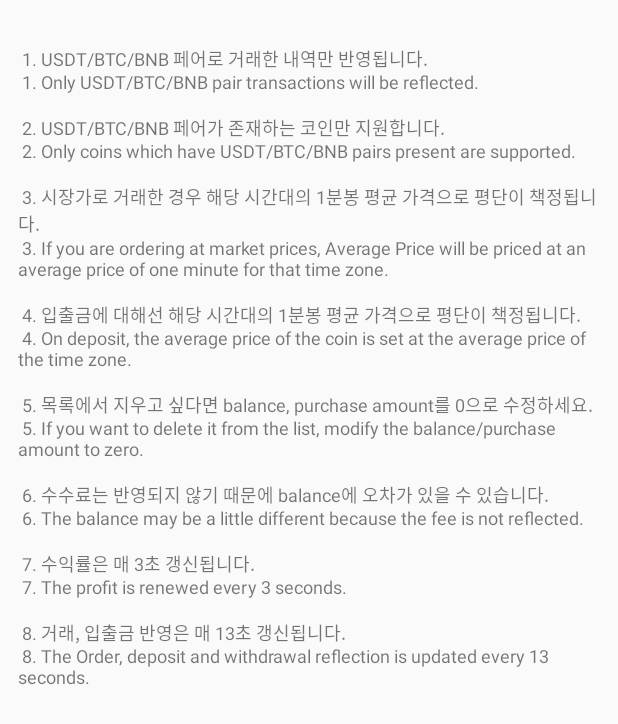
After one commit to yeongjun-kim/Coinreturns, an Android app: the layout dialog_binance_notice.xml on its own in the app's theme, with its tools: preview values and no code run, on a phone screen of 412 x 824 dp. The commit adds this screen. Shown: the top 724 px of the screen. Run offline under Robolectric (Android 15) with nearby library versions, the phone set to English and light mode, and no system bars.

Commit message:
MyProfitRatio V.1.0.0

```diff
--- a/app/build.gradle
+++ b/app/build.gradle
@@ -14,8 +14,8 @@ android {
         applicationId "com.yj.coinreturns"
         minSdkVersion 21
         targetSdkVersion 29
-        versionCode 1
-        versionName "1.0"
+        versionCode 3
+        versionName "3.0"
         testInstrumentationRunner "androidx.test.runner.AndroidJUnitRunner"
     }
     buildTypes {
--- a/app/src/main/AndroidManifest.xml
+++ b/app/src/main/AndroidManifest.xml
@@ -20,6 +20,7 @@
             android:screenOrientation="portrait" />
         <activity
             android:name=".view.LoginActivity"
+            android:windowSoftInputMode="adjustResize|adjustPan"
             android:screenOrientation="portrait">
             <intent-filter>
                 <action android:name="android.intent.action.MAIN" />
--- a/app/src/main/java/com/yj/coinreturns/view/adapter/BindingAdapters.kt
+++ b/app/src/main/java/com/yj/coinreturns/view/adapter/BindingAdapters.kt
@@ -24,7 +24,8 @@ object BindingAdapters {
         if (point >= 8)
             s = bigdecimal.setScale(15 - point, RoundingMode.HALF_UP).toString()
         else
-            s = bigdecimal.setScale(8, RoundingMode.HALF_UP).toString()
+            s = String.format("%.8f", bigdecimal.setScale(8, RoundingMode.HALF_UP))
+
         view.text = dividePorint(s)
     }
 
@@ -41,7 +42,7 @@ object BindingAdapters {
         if (point >= 8)
             s = bigdecimal.setScale(15 - point, RoundingMode.HALF_UP).toString()
         else
-            s = bigdecimal.setScale(8, RoundingMode.HALF_UP).toString()
+            s = String.format("%.8f", bigdecimal.setScale(8, RoundingMode.HALF_UP))
         view.setText(s)
         view.setSelection(s.length)
     }
--- a/app/src/main/res/layout/dialog_binance_edit.xml
+++ b/app/src/main/res/layout/dialog_binance_edit.xml
@@ -74,5 +74,7 @@
             app:layout_constraintTop_toBottomOf="@id/dialog_binance_temp2" />
 
 
+
+
     </androidx.constraintlayout.widget.ConstraintLayout>
 </layout>
--- /dev/null
+++ b/app/src/main/res/layout/dialog_binance_notice.xml
@@ -0,0 +1,40 @@
+<?xml version="1.0" encoding="utf-8"?>
+<androidx.constraintlayout.widget.ConstraintLayout xmlns:android="http://schemas.android.com/apk/res/android"
+    xmlns:app="http://schemas.android.com/apk/res-auto"
+    android:layout_width="match_parent"
+    android:layout_height="wrap_content">
+
+    <TextView
+        android:layout_width="wrap_content"
+        android:layout_height="wrap_content"
+        android:text="\n\n 1. USDT/BTC/BNB 페어로 거래한 내역만 반영됩니다.\n
+1. Only USDT/BTC/BNB pair transactions will be reflected.\n
+\n
+2. USDT/BTC/BNB 페어가 존재하는 코인만 지원합니다.\n
+2. Only coins which have USDT/BTC/BNB pairs present are supported.\n
+\n
+3. 시장가로 거래한 경우 해당 시간대의 1분봉 평균 가격으로 평단이 책정됩니다.\n
+3. If you are ordering at market prices, Average Price will be priced at an average price of one minute for that time zone.\n
+\n
+4. 입출금에 대해선 해당 시간대의 1분봉 평균 가격으로 평단이 책정됩니다.\n
+4. On deposit, the average price of the coin is set at the average price of the time zone.\n
+\n
+5. 목록에서 지우고 싶다면 balance, purchase amount를 0으로 수정하세요.\n
+5. If you want to delete it from the list, modify the balance/purchase amount to zero.\n
+\n
+6. 수수료는 반영되지 않기 때문에 balance에 오차가 있을 수 있습니다.\n
+6. The balance may be a little different because the fee is not reflected.\n
+\n
+7. 수익률은 매 3초 갱신됩니다.\n
+7. The profit is renewed every 3 seconds.\n
+\n
+8. 거래, 입출금 반영은 매 13초 갱신됩니다.\n
+8. The Order, deposit and withdrawal reflection is updated every 13 seconds."
+        android:textSize="12sp"
+        android:paddingStart="12dp"
+        android:paddingEnd="12dp"
+        app:layout_constraintEnd_toEndOf="parent"
+        app:layout_constraintStart_toStartOf="parent"
+        app:layout_constraintTop_toTopOf="parent" />
+
+</androidx.constraintlayout.widget.ConstraintLayout>
```
Also changed, not shown: app/src/main/java/com/yj/coinreturns/view/BinanceActivity.kt (+11 -0 lines), app/src/main/java/com/yj/coinreturns/view/LoginActivity.kt (+16 -1 lines), app/src/main/res/layout/dialog_login_api.xml (+28 -18 lines).
